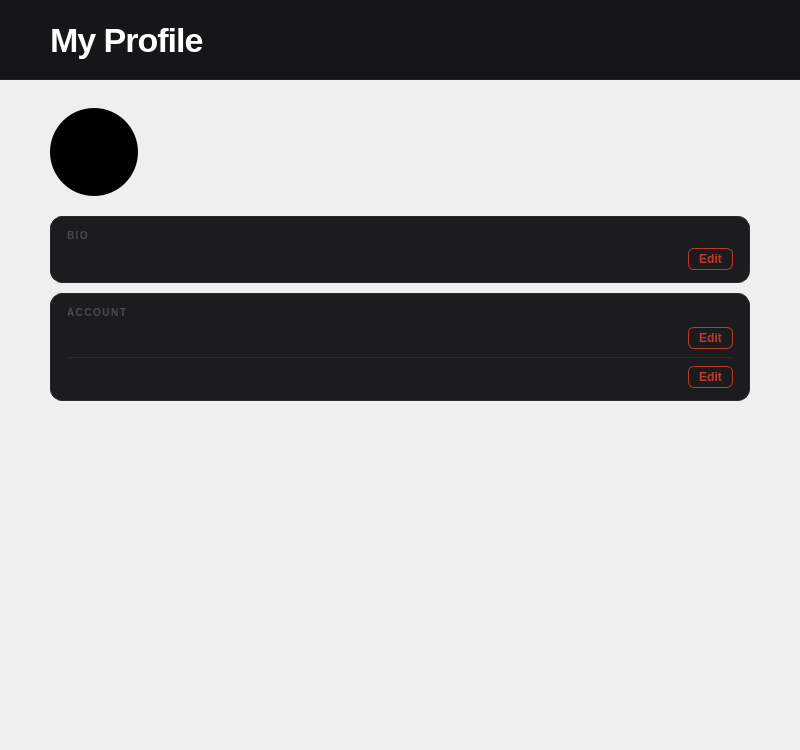
Above: src/ui/profile/profile.ui from DIDimov24/Aethera before the change. Below: the same form after it.
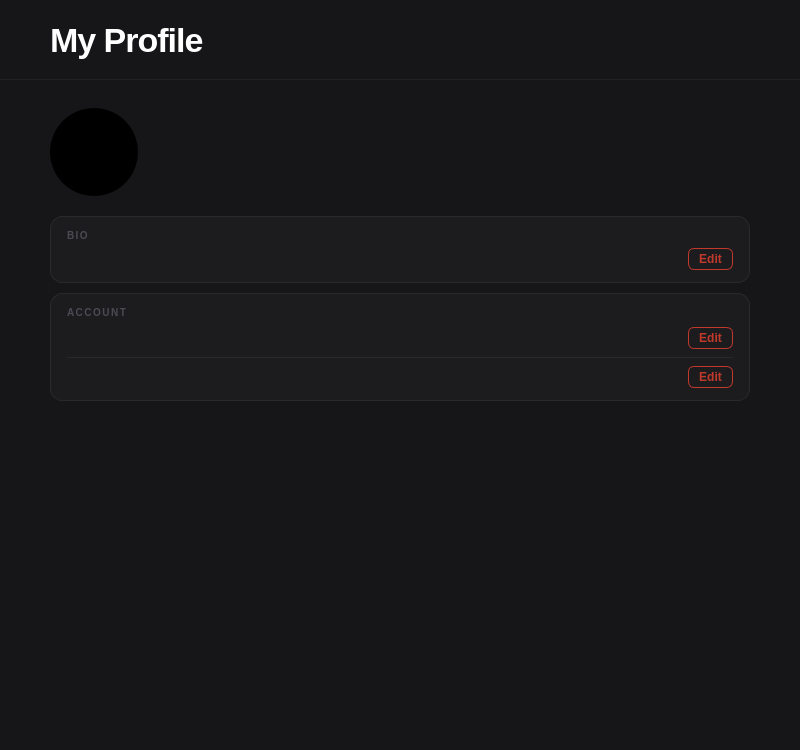
That is the form after the change.

Commit message: Fix UI issues in profile and exam history pages

The edit to the form file:
```diff
--- a/src/ui/profile/profile.ui
+++ b/src/ui/profile/profile.ui
@@ -9,7 +9,8 @@
 QWidget#Profile { background-color: #161618; }
 QWidget#profileHeader { background-color: #161618; border-bottom: 1px solid #222224; }
 QLabel#labelProfileTitle { color: #ffffff; font-size: 34px; font-weight: 700; letter-spacing: -1px; }
-QWidget#scrollAreaProfile { background: transparent; border: none; }
+QScrollArea#scrollAreaProfile { background-color: #161618; border: none; }
+QWidget#scrollContentProfile { background-color: #161618; }
 QScrollBar:vertical { background: #0f0e1a; width: 8px; border-radius: 4px; }
 QScrollBar::handle:vertical { background: #2e2c50; border-radius: 4px; min-height: 30px; }
 QScrollBar::add-line:vertical, QScrollBar::sub-line:vertical { height: 0; }
```
The commit also changes 2 other files.
